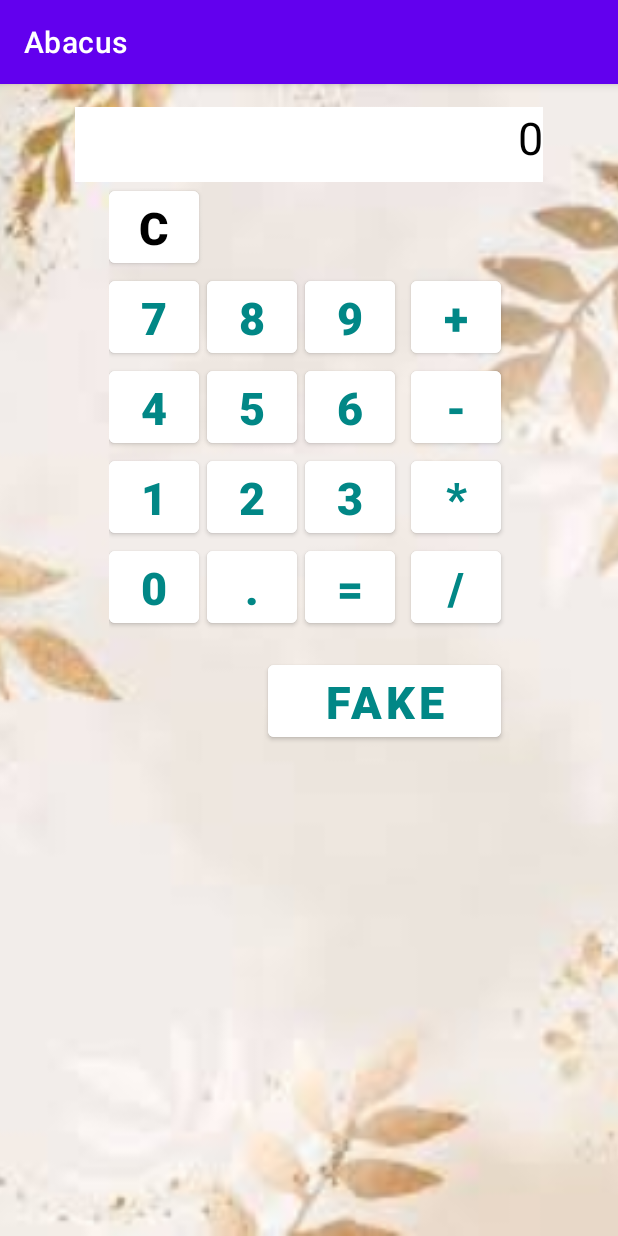
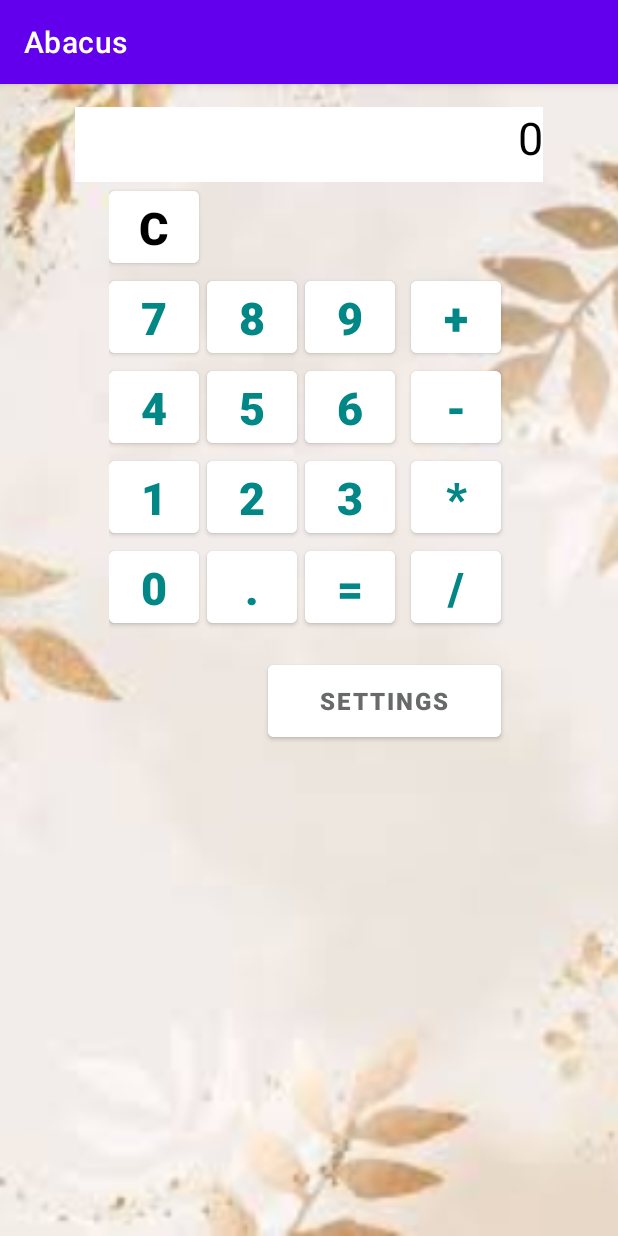
Before and after one commit to Alecfyz/MySecondLesson, an Android app: the screen it shows after launch (MainActivity), on a phone screen of 412 x 824 dp. Run offline under Robolectric (Android 15) with nearby library versions, the phone set to English and light mode, and no system bars.

Commit message:
Lesson5. Com1. Add Activity for settings and processing unit. Do not work yet.

```diff
--- a/app/src/main/AndroidManifest.xml
+++ b/app/src/main/AndroidManifest.xml
@@ -12,7 +12,9 @@
         android:roundIcon="@mipmap/ic_launcher_round"
         android:supportsRtl="true"
         android:theme="@style/Theme.MySecondLesson">
-
+        <activity
+            android:name=".SettingsActivity"
+            android:exported="true" />
         <activity
             android:name=".MainActivity"
             android:exported="true">
--- a/app/src/main/java/ru/gb/hiandroid/mysecondlesson/MainActivity.java
+++ b/app/src/main/java/ru/gb/hiandroid/mysecondlesson/MainActivity.java
@@ -1,5 +1,6 @@
 package ru.gb.hiandroid.mysecondlesson;
 
+import android.content.Intent;
 import android.content.res.Configuration;
 import android.os.Bundle;
 import android.util.Log;
@@ -25,13 +26,19 @@ public class MainActivity extends AppCompatActivity {
         super.onCreate(savedInstanceState);
         setContentView(R.layout.activity_main);
 
-        screeenOrientation = getScreenOrientation().equals("land")?"Horizontal orientation":"Vertical orientation";
+        screeenOrientation = getScreenOrientation().equals("land") ? "Horizontal orientation" : "Vertical orientation";
 
-        resultTextTV = findViewById(R.id.view_result);
+        initView();
+        initCalculator(savedInstanceState);
 
-        setNumberButtonListeners(); // ставим лиснеры на цифровые кнопки
-        setOpButtonsListeners(); // ставим лиснеры на операционные кнопки
+        setNumberButtonListeners();
+        setOpButtonsListeners();
+        setAdditionButtonsListeners();
 
+        Log.d(TAG, "OnCreate MainActivity");
+    }
+
+    void initCalculator(Bundle savedInstanceState) {
         if (savedInstanceState == null) { //First launch
 
             calculator = new Calculator();
@@ -42,9 +49,11 @@ public class MainActivity extends AppCompatActivity {
             calculator = savedInstanceState.getParcelable(CALC_STRING);
             resultTextTV.setText(calculator.getCurString());
         }
+    }
 
-        Log.d(TAG, "OnCreate MainActivity");
-        Toast.makeText(getApplicationContext(), "OnCreate MainActivity ", Toast.LENGTH_SHORT).show();
+    private void initView() {
+        resultTextTV = findViewById(R.id.view_result);
+
     }
 
     @Override
@@ -74,8 +83,20 @@ public class MainActivity extends AppCompatActivity {
         }
     }
 
+    private void setAdditionButtonsListeners() {
+        findViewById(R.id.switch_to_settings_button).setOnClickListener(v -> {
+            boolean isThemeNight = isNightThemeActive(); // todo
+            Intent intent = new Intent(this, SettingsActivity.class);
+            intent.putExtra(SettingsActivity.SETTINGS_ISNIGHT_THEME_EXTRA_KEY, isThemeNight);
 
-    private void setOpButtonsListeners(){
+        });
+    }
+
+    private boolean isNightThemeActive() {
+        return false;
+    }
+
+    private void setOpButtonsListeners() {
         findViewById(R.id.add_operation_button).setOnClickListener(v -> {
             logCycle("Key < + > pressed");
             calculator.readkey("+");
--- a/app/src/main/res/layout/activity_main.xml
+++ b/app/src/main/res/layout/activity_main.xml
@@ -147,10 +147,10 @@
                 android:text="@string/button_div" />
 
             <com.google.android.material.button.MaterialButton
-                android:id="@+id/switch_to_extended_button"
-                style="@style/ReservedButtonStyle"
-                android:tag="@string/tag_switch_to_horiz"
-                android:text="@string/button2_button" />
+                android:id="@+id/switch_to_settings_button"
+                style="@style/AdditionButtonStyle"
+                android:tag="@string/tag_switch_to_settings_button"
+                android:text="@string/settings_button" />
         </GridLayout>
 
     </LinearLayout>
--- a/app/src/main/res/values-night/themes.xml
+++ b/app/src/main/res/values-night/themes.xml
@@ -1,6 +1,6 @@
 <resources xmlns:tools="http://schemas.android.com/tools">
     <!-- Base application theme. -->
-    <style name="Theme.MySecondLesson" parent="Theme.MaterialComponents.DayNight.DarkActionBar">
+    <style name="Theme.MySecondLesson" parent="Theme.MaterialComponents.DayNight.NoActionBar">
         <!-- Primary brand color. -->
         <item name="colorPrimary">@color/gray</item>
         <item name="colorPrimaryVariant">@color/dark_gray</item>
--- a/app/src/main/res/values/colors.xml
+++ b/app/src/main/res/values/colors.xml
@@ -9,4 +9,5 @@
     <color name="white">#FFFFFFFF</color>
     <color name="gray">#686969</color>
     <color name="dark_gray">#2B2D30</color>
+    <color name="red">#ff0000</color>
 </resources>
--- a/app/src/main/res/values/dimens.xml
+++ b/app/src/main/res/values/dimens.xml
@@ -4,16 +4,20 @@
     <dimen name="marginStart_layout">30dp</dimen>
     <dimen name="text_size_text_view">30sp</dimen>
     <dimen name="layout_margin_right_text_view">50dp</dimen>
+    <dimen name="layout_margin_top">50dp</dimen>
     <dimen name="layout_margin_top_text_view">15dp</dimen>
     <dimen name="layout_margin_left_text_view">50dp</dimen>
     <dimen name="tv_layout_height">50dp</dimen>
     <dimen name="calc_buttons_textsize">30sp</dimen>
     <dimen name="button_layout_width">60dp</dimen>
     <dimen name="button_layout_height">60dp</dimen>
+    <dimen name="button_regular_margin_start">16dp</dimen>
     <dimen name="button_regular_margin_end">5dp</dimen>
     <dimen name="button_fringe_margin_start">5dp</dimen>
     <dimen name="button_extended_width">155dp</dimen>
     <dimen name="button_regular_margin_top">16dp</dimen>
     <dimen name="layout_margin_vertical_text_view">20dp</dimen>
     <dimen name="tv_layout_width">173dp</dimen>
+    <dimen name="settings_buttons_textsize">22sp</dimen>
+    <dimen name="addition_buttons_textsize">16sp</dimen>
 </resources>
--- a/app/src/main/res/values/strings.xml
+++ b/app/src/main/res/values/strings.xml
@@ -18,7 +18,7 @@
     <string name="button_res" translatable="false">=</string>
     <string name="button_dot" translatable="false">.</string>
     <string name="clear_button" translatable="false">C</string>
-    <string name="button2_button">Fake</string>
+    <string name="settings_button">Settings</string>
     <string name="button1_button">B2</string>
     <string name="tag_0_button" translatable="false">0</string>
     <string name="tag_1_button" translatable="false">1</string>
@@ -37,6 +37,10 @@
     <string name="tag_getres_button" translatable="false">=</string>
     <string name="tag_div_button" translatable="false">/</string>
     <string name="tag_AC_button" translatable="false">AC</string>
-    <string name="tag_switch_to_horiz" translatable="false">switch_to_horiz</string>
+    <string name="tag_switch_to_settings_button" translatable="false">switch_to_horiz</string>
+
+    <string name="save_button">Save</string>
+    <string name="tag_save_settings" translatable="false">save_settings</string>
+    <string name="isNightTheme">Turn to night theme?</string>
 
 </resources>
--- a/app/src/main/res/values/styles.xml
+++ b/app/src/main/res/values/styles.xml
@@ -21,5 +21,14 @@
         <item name="android:layout_marginTop">@dimen/button_regular_margin_top</item>
         <item name="android:layout_marginEnd">@dimen/button_regular_margin_end</item>
     </style>
+    <style name="SettingsButtonStyle" parent="ReservedButtonStyle">
+        <item name="android:textColor">@color/red</item>
+        <item name="android:textSize">@dimen/settings_buttons_textsize</item>
+    </style>
+
+    <style name="AdditionButtonStyle" parent="ReservedButtonStyle">
+        <item name="android:textColor">@color/gray</item>
+        <item name="android:textSize">@dimen/addition_buttons_textsize</item>
+    </style>
 
 </resources>
```
Also changed, not shown: app/src/main/java/ru/gb/hiandroid/mysecondlesson/SettingsActivity.java (added, +61 -0 lines), app/src/main/res/layout/activity_settings.xml (added, +45 -0 lines), 1 other file.
